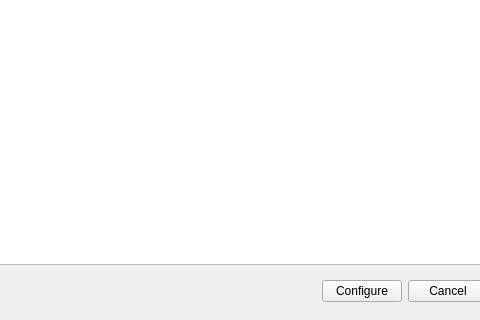
Old version of the form src/km-window.ui in the repository ventureoo/kernel-manager; both pictures show x 295 to 775 and y 224 to 544 of the 887 by 544 pixel window.
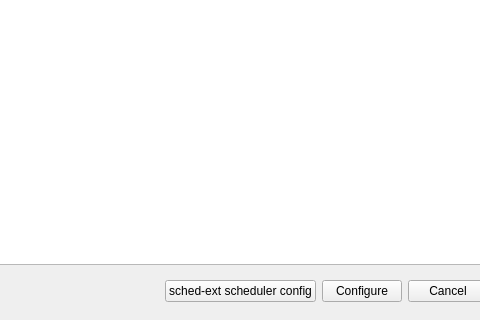
New version of the form. Icons and pictures are not drawn.

The edit to the form file:
```diff
--- a/src/km-window.ui
+++ b/src/km-window.ui
@@ -110,6 +110,13 @@
          </property>
         </spacer>
        </item>
+       <item>
+        <widget class="QPushButton" name="schedext">
+         <property name="text">
+          <string>sched-ext scheduler config</string>
+         </property>
+        </widget>
+       </item>
        <item>
         <widget class="QPushButton" name="configure">
          <property name="text">
```
